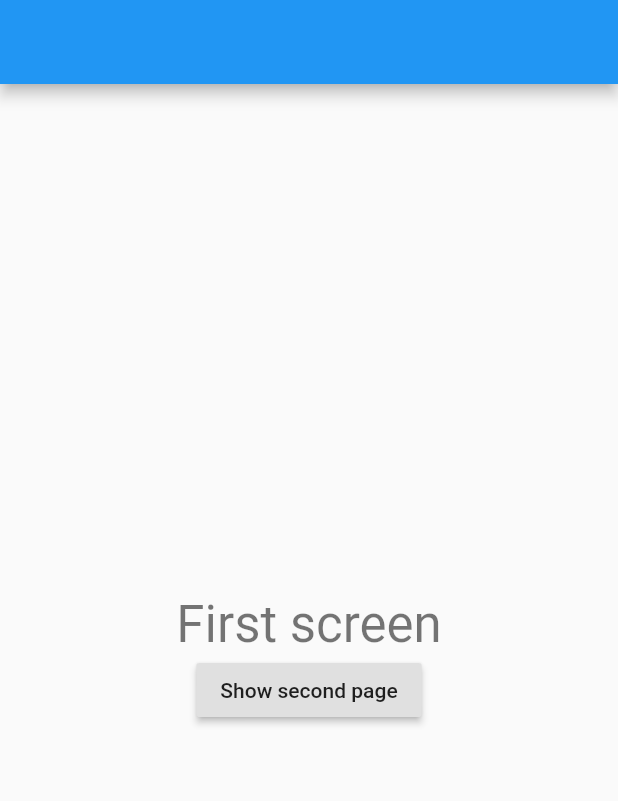
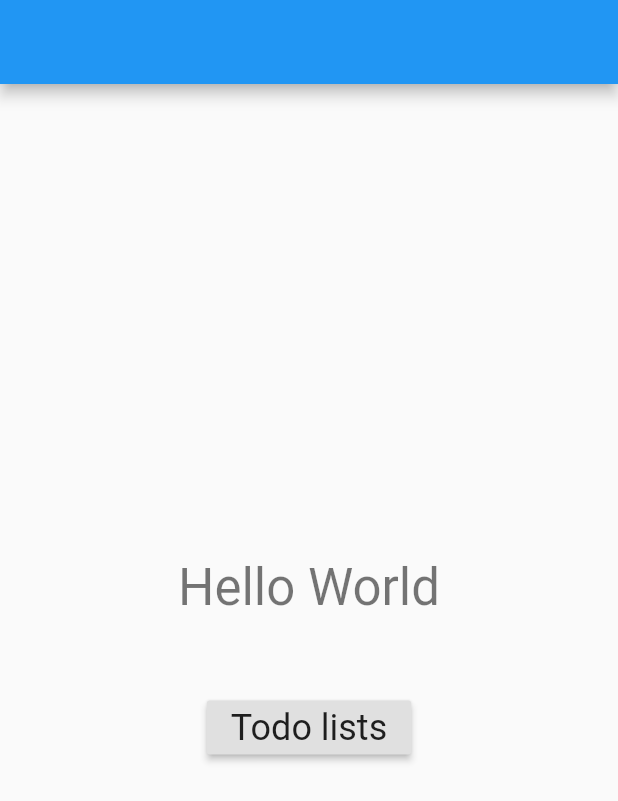
Before and after one commit to dleurs/flutter_navigator_2.0_demo_no_rebuild, a Flutter app: the screen it shows after launch, on a phone screen of 412 x 824 dp. Shown: the top 801 px of the screen. Run offline on Flutter 3.47's test engine with Material 2 defaults, Android fonts, the phone set to English and light mode, and no system bars; our stand-ins replace equatable.

Commit message:
Pages done, but pages are rebuilding

```diff
--- /dev/null
+++ b/lib/models/todo.dart
@@ -0,0 +1,12 @@
+import 'package:equatable/equatable.dart';
+import 'package:flutter/material.dart';
+
+class Todo extends Equatable {
+  final String name;
+  final int id;
+
+  Todo({@required this.name, @required this.id});
+
+  @override
+  List<Object> get props => [name];
+}
--- a/lib/navigation/app_config.dart
+++ b/lib/navigation/app_config.dart
@@ -1,10 +1,13 @@
 import 'package:equatable/equatable.dart';
 import 'package:flutter/material.dart';
+import 'package:new_navigation/models/todo.dart';
 
 class AppConfig extends Equatable {
   final List<String> url;
+  final List<Todo> todos;
+  final Todo selectedTodo;
 
-  AppConfig({@required this.url});
+  AppConfig({@required this.url, this.todos, this.selectedTodo});
 
   @override
   String toString() {
@@ -22,5 +25,5 @@ class AppConfig extends Equatable {
   }
 
   @override
-  List<Object> get props => [url];
+  List<Object> get props => [url, selectedTodo];
 }
--- a/lib/screens/first_screen.dart
+++ b/lib/screens/home_screen.dart
@@ -2,8 +2,12 @@ import 'package:flutter/material.dart';
 import 'package:new_navigation/navigation/app_config.dart';
 import 'package:new_navigation/navigation/router_delegate.dart';
 
-class FirstScreen extends StatelessWidget {
-  static AppConfig appConfig = AppConfig(url: <String>[]);
+class HomeScreen extends StatelessWidget {
+  HomeScreen();
+
+  static AppConfig getConfig() {
+    return AppConfig(url: <String>[]);
+  }
 
   @override
   Widget build(BuildContext context) {
@@ -14,16 +18,18 @@ class FirstScreen extends StatelessWidget {
           mainAxisAlignment: MainAxisAlignment.center,
           children: [
             Text(
-              "First screen",
+              "Hello World",
               style: Theme.of(context).textTheme.headline4,
             ),
+            SizedBox(height: 50),
             RaisedButton(
               onPressed: () {
                 (Router.of(context).routerDelegate as MyRouterDelegate)
-                    .toSecondScreen(null);
+                    .toTodosScreen();
               },
               child: Text(
-                "Show second page",
+                "Todo lists",
+                style: Theme.of(context).textTheme.headline5,
               ),
             )
           ],
--- a/lib/screens/second_screen.dart
+++ b/lib/screens/todo_details_screen.dart
@@ -1,9 +1,16 @@
 import 'package:flutter/material.dart';
+import 'package:new_navigation/models/todo.dart';
 import 'package:new_navigation/navigation/app_config.dart';
-import 'package:new_navigation/screens/first_screen.dart';
 
-class SecondScreen extends StatelessWidget {
-  static AppConfig appConfig = AppConfig(url: <String>["second"]);
+class TodoDetailsScreen extends StatelessWidget {
+  final Todo todo;
+
+  TodoDetailsScreen({@required this.todo});
+
+  AppConfig getConfig() {
+    return AppConfig(
+        url: <String>["todo", todo.id.toString()], selectedTodo: todo);
+  }
 
   @override
   Widget build(BuildContext context) {
@@ -14,7 +21,7 @@ class SecondScreen extends StatelessWidget {
           mainAxisAlignment: MainAxisAlignment.center,
           children: [
             Text(
-              "Second screen",
+              todo.name,
               style: Theme.of(context).textTheme.headline4,
             ),
           ],
--- /dev/null
+++ b/lib/screens/todos_screen.dart
@@ -0,0 +1,33 @@
+import 'package:flutter/material.dart';
+import 'package:new_navigation/models/todo.dart';
+import 'package:new_navigation/navigation/app_config.dart';
+import 'package:new_navigation/navigation/router_delegate.dart';
+
+class TodosScreen extends StatelessWidget {
+  final List<Todo> todos;
+
+  TodosScreen({@required this.todos});
+
+  static AppConfig getConfig() {
+    return AppConfig(url: <String>["todo"]);
+  }
+
+  @override
+  Widget build(BuildContext context) {
+    return Scaffold(
+      appBar: AppBar(),
+      body: ListView.builder(
+          itemCount: todos.length,
+          itemBuilder: (context, index) {
+            Todo todo = todos[index];
+            return ListTile(
+                title: Text(todo.name),
+                subtitle: Text(todo.id.toString()),
+                onTap: () {
+                  (Router.of(context).routerDelegate as MyRouterDelegate)
+                      .toTodoDetailsScreen(todo: todo);
+                });
+          }),
+    );
+  }
+}
--- a/lib/screens/unknown_screen.dart
+++ b/lib/screens/unknown_screen.dart
@@ -2,7 +2,9 @@ import 'package:flutter/material.dart';
 import 'package:new_navigation/navigation/app_config.dart';
 
 class UnknownScreen extends StatelessWidget {
-  static AppConfig appConfig = AppConfig(url: null);
+  static AppConfig getConfig() {
+    return AppConfig(url: null);
+  }
 
   @override
   Widget build(BuildContext context) {
```
Also changed, not shown: lib/navigation/route_information_parser.dart (+17 -7 lines), lib/navigation/router_delegate.dart (+41 -10 lines).
